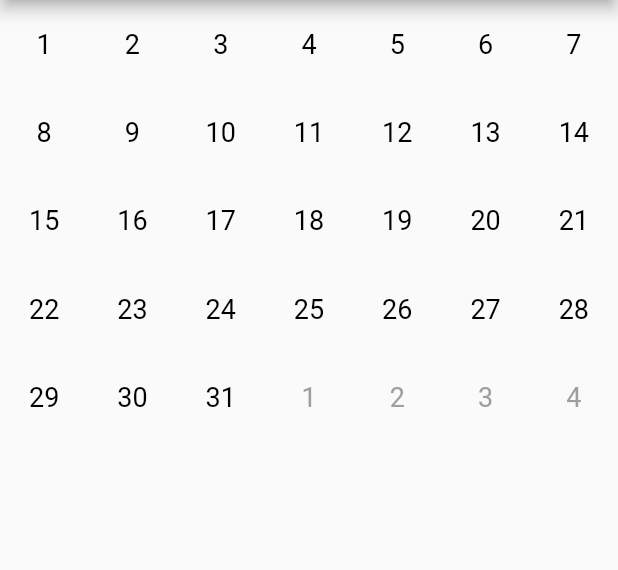
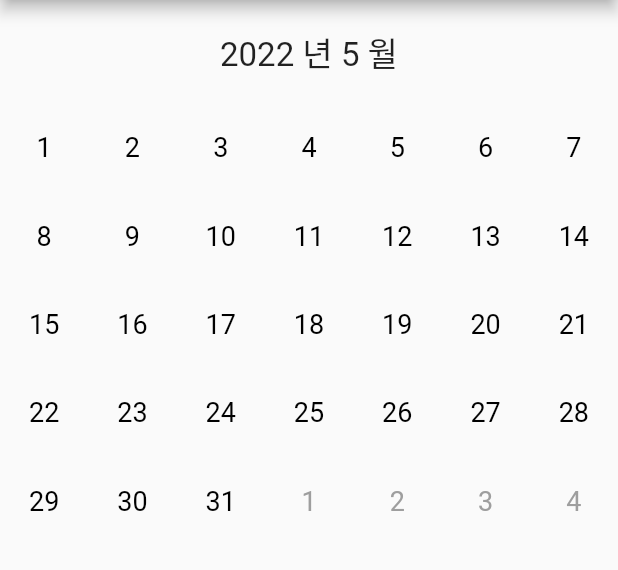
Before and after one commit to bizsandfox/diet_app, a Flutter app: the screen it shows after launch, on a phone screen of 412 x 824 dp, the part 84-654 px from its top. Run offline on Flutter 3.47's test engine with Material 2 defaults, Android fonts, the phone set to English and light mode, and no system bars.

Commit message:
캘린더 헤더 추가

```diff
--- a/lib/main.dart
+++ b/lib/main.dart
@@ -1,3 +1,4 @@
+import 'package:diet_app/widgets/calendar_header.dart';
 import 'package:diet_app/widgets/month.dart';
 import 'package:flutter/cupertino.dart';
 import 'package:flutter/material.dart';
@@ -14,11 +15,17 @@ class MyApp extends StatelessWidget {
     return MaterialApp(
       title: 'Welcome to Flutter',
       home: Scaffold(
-        appBar: AppBar(
-          title: const Text("Welcome to Flutter"),
-        ),
-        body: const Center(child: Month(year: 2022, month: 5)),
-      ),
+          appBar: AppBar(
+            title: const Text("Welcome to Flutter"),
+          ),
+          body: Column(
+            children: const [
+              CalendarHeader(year: 2022, month: 5),
+              Expanded(
+                child: Month(year: 2022, month: 5),
+              )
+            ],
+          )),
     );
   }
 }
--- /dev/null
+++ b/lib/widgets/calendar_header.dart
@@ -0,0 +1,31 @@
+import 'package:flutter/cupertino.dart';
+
+class CalendarHeader extends StatelessWidget {
+  const CalendarHeader({Key? key, required this.year, required this.month}) : super(key: key);
+
+  CalendarHeader.fromDateTime({Key? key, required DateTime dateTime})
+      : year = dateTime.year,
+        month = dateTime.month,
+        super(key: key);
+
+  final int year;
+  final int month;
+
+  final TextStyle _textStyle = const TextStyle(fontSize: 22);
+
+  @override
+  Widget build(BuildContext context) {
+    return Row(
+      mainAxisAlignment: MainAxisAlignment.center,
+      children: [
+        Padding(
+          padding: const EdgeInsets.symmetric(vertical: 18),
+          child: Text(
+            '$year 년 $month 월',
+            style: _textStyle,
+          ),
+        )
+      ],
+    );
+  }
+}
--- a/lib/widgets/month.dart
+++ b/lib/widgets/month.dart
@@ -4,6 +4,10 @@ import 'package:flutter/cupertino.dart';
 
 class Month extends StatelessWidget {
   const Month({Key? key, required this.year, required this.month}) : super(key: key);
+
+  Month.fromDateTime({Key? key, required DateTime dateTime})
+    : year = dateTime.year,
+      month = dateTime.month, super(key: key);
 
   final int year;
   final int month;
```
